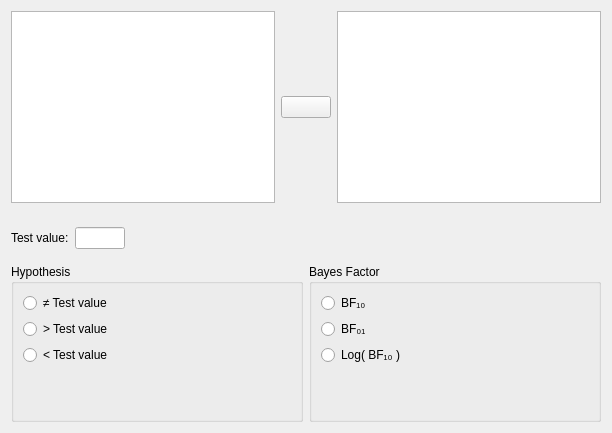
Qt form JASP-Desktop/analysisforms/binomialtestbayesianform.ui (jasp-stats/jasp-desktop) before a commit.
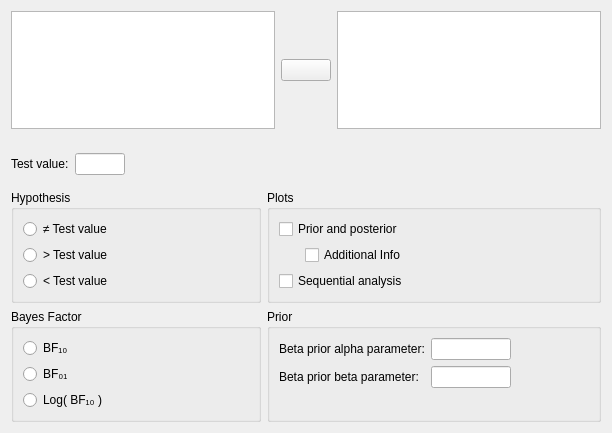
The same form after that commit. Custom widgets are drawn as their Qt base class.

Commit message: Improvements to Bayesian Binomial Test

Patch:
```diff
--- a/JASP-Desktop/analysisforms/binomialtestbayesianform.ui
+++ b/JASP-Desktop/analysisforms/binomialtestbayesianform.ui
@@ -14,6 +14,150 @@
    <string>Form</string>
   </property>
   <layout class="QGridLayout" name="gridLayout_2">
+   <item row="4" column="1">
+    <widget class="BoundGroupBox" name="Plots">
+     <property name="title">
+      <string>Plots</string>
+     </property>
+     <layout class="QGridLayout" name="gridLayout_4">
+      <item row="1" column="0">
+       <widget class="QWidget" name="widget" native="true">
+        <property name="minimumSize">
+         <size>
+          <width>0</width>
+          <height>10</height>
+         </size>
+        </property>
+        <property name="maximumSize">
+         <size>
+          <width>20</width>
+          <height>25</height>
+         </size>
+        </property>
+       </widget>
+      </item>
+      <item row="0" column="0" colspan="2">
+       <widget class="BoundCheckBox" name="plotPriorAndPosterior">
+        <property name="enabled">
+         <bool>true</bool>
+        </property>
+        <property name="text">
+         <string>Prior and posterior</string>
+        </property>
+       </widget>
+      </item>
+      <item row="1" column="1">
+       <widget class="BoundCheckBox" name="plotPriorAndPosteriorAdditionalInfo">
+        <property name="enabled">
+         <bool>true</bool>
+        </property>
+        <property name="text">
+         <string>Additional Info</string>
+        </property>
+       </widget>
+      </item>
+      <item row="2" column="0" colspan="2">
+       <widget class="BoundCheckBox" name="plotSequentialAnalysis">
+        <property name="enabled">
+         <bool>true</bool>
+        </property>
+        <property name="text">
+         <string>Sequential analysis</string>
+        </property>
+       </widget>
+      </item>
+      <item row="1" column="2">
+       <spacer name="horizontalSpacer_6">
+        <property name="orientation">
+         <enum>Qt::Horizontal</enum>
+        </property>
+        <property name="sizeHint" stdset="0">
+         <size>
+          <width>40</width>
+          <height>20</height>
+         </size>
+        </property>
+       </spacer>
+      </item>
+     </layout>
+    </widget>
+   </item>
+   <item row="4" column="0">
+    <widget class="BoundGroupBox" name="hypothesis">
+     <property name="sizePolicy">
+      <sizepolicy hsizetype="Preferred" vsizetype="Preferred">
+       <horstretch>0</horstretch>
+       <verstretch>0</verstretch>
+      </sizepolicy>
+     </property>
+     <property name="maximumSize">
+      <size>
+       <width>16777215</width>
+       <height>16777215</height>
+      </size>
+     </property>
+     <property name="title">
+      <string>Hypothesis</string>
+     </property>
+     <property name="flat">
+      <bool>false</bool>
+     </property>
+     <layout class="QGridLayout" name="gridLayout_5">
+      <item row="0" column="0">
+       <widget class="QRadioButton" name="_1notEqual">
+        <property name="sizePolicy">
+         <sizepolicy hsizetype="Fixed" vsizetype="Fixed">
+          <horstretch>0</horstretch>
+          <verstretch>0</verstretch>
+         </sizepolicy>
+        </property>
+        <property name="text">
+         <string>≠ Test value</string>
+        </property>
+       </widget>
+      </item>
+      <item row="2" column="0">
+       <widget class="QRadioButton" name="_3groupTwoGreater">
+        <property name="sizePolicy">
+         <sizepolicy hsizetype="Fixed" vsizetype="Fixed">
+          <horstretch>0</horstretch>
+          <verstretch>0</verstretch>
+         </sizepolicy>
+        </property>
+        <property name="text">
+         <string>&lt; Test value</string>
+        </property>
+       </widget>
+      </item>
+      <item row="1" column="0">
+       <widget class="QRadioButton" name="_2groupOneGreater">
+        <property name="sizePolicy">
+         <sizepolicy hsizetype="Fixed" vsizetype="Fixed">
+          <horstretch>0</horstretch>
+          <verstretch>0</verstretch>
+         </sizepolicy>
+        </property>
+        <property name="text">
+         <string>&gt; Test value</string>
+        </property>
+       </widget>
+      </item>
+      <item row="1" column="1">
+       <spacer name="horizontalSpacer_2">
+        <property name="orientation">
+         <enum>Qt::Horizontal</enum>
+        </property>
+        <property name="sizeHint" stdset="0">
+         <size>
+          <width>40</width>
+          <height>20</height>
+         </size>
+        </property>
+       </spacer>
+      </item>
+     </layout>
+    </widget>
+   </item>
    <item row="0" column="0" colspan="2">
     <widget class="QWidget" name="topWidget" native="true">
      <layout class="QGridLayout" name="gridLayout_3">
@@ -101,6 +245,19 @@
       <property name="leftMargin">
        <number>0</number>
       </property>
+      <item row="0" column="2">
+       <spacer name="horizontalSpacer">
+        <property name="orientation">
+         <enum>Qt::Horizontal</enum>
+        </property>
+        <property name="sizeHint" stdset="0">
+         <size>
+          <width>40</width>
+          <height>20</height>
+         </size>
+        </property>
+       </spacer>
+      </item>
       <item row="0" column="0">
        <widget class="QLabel" name="label_3">
         <property name="sizePolicy">
@@ -136,27 +293,17 @@
         </property>
        </widget>
       </item>
-      <item row="0" column="2">
-       <spacer name="horizontalSpacer_2">
-        <property name="orientation">
-         <enum>Qt::Horizontal</enum>
-        </property>
-        <property name="sizeType">
-         <enum>QSizePolicy::Expanding</enum>
-        </property>
-        <property name="sizeHint" stdset="0">
-         <size>
-          <width>5</width>
-          <height>20</height>
-         </size>
-        </property>
-       </spacer>
-      </item>
      </layout>
     </widget>
    </item>
-   <item row="2" column="1">
+   <item row="8" column="0">
     <widget class="BoundGroupBox" name="bayesFactorType">
+     <property name="maximumSize">
+      <size>
+       <width>16777215</width>
+       <height>16777215</height>
+      </size>
+     </property>
      <property name="title">
       <string>Bayes Factor</string>
      </property>
@@ -232,88 +379,61 @@
      </layout>
     </widget>
    </item>
-   <item row="2" column="0">
-    <widget class="BoundGroupBox" name="hypothesis">
-     <property name="sizePolicy">
-      <sizepolicy hsizetype="Preferred" vsizetype="Preferred">
-       <horstretch>0</horstretch>
-       <verstretch>0</verstretch>
-      </sizepolicy>
-     </property>
+   <item row="8" column="1">
+    <widget class="BoundGroupBox" name="groupBox">
      <property name="title">
-      <string>Hypothesis</string>
+      <string>Prior</string>
      </property>
-     <property name="flat">
-      <bool>false</bool>
-     </property>
-     <layout class="QGridLayout" name="gridLayout_5">
-      <item row="0" column="1" rowspan="3">
-       <spacer name="horizontalSpacer">
+     <layout class="QGridLayout" name="gridLayout_6">
+      <item row="0" column="0">
+       <widget class="QLabel" name="label">
+        <property name="text">
+         <string>Beta prior alpha parameter:</string>
+        </property>
+       </widget>
+      </item>
+      <item row="0" column="1">
+       <widget class="BoundTextBox" name="priorAlpha">
+        <property name="maximumSize">
+         <size>
+          <width>80</width>
+          <height>16777215</height>
+         </size>
+        </property>
+       </widget>
+      </item>
+      <item row="0" column="2" rowspan="2">
+       <spacer name="horizontalSpacer_5">
         <property name="orientation">
          <enum>Qt::Horizontal</enum>
         </property>
-        <property name="sizeType">
-         <enum>QSizePolicy::Expanding</enum>
-        </property>
         <property name="sizeHint" stdset="0">
          <size>
-          <width>5</width>
+          <width>78</width>
           <height>20</height>
          </size>
         </property>
        </spacer>
       </item>
       <item row="1" column="0">
-       <widget class="QRadioButton" name="_2groupOneGreater">
-        <property name="sizePolicy">
-         <sizepolicy hsizetype="Fixed" vsizetype="Fixed">
-          <horstretch>0</horstretch>
-          <verstretch>0</verstretch>
-         </sizepolicy>
-        </property>
+       <widget class="QLabel" name="label_2">
         <property name="text">
-         <string>&gt; Test value</string>
+         <string>Beta prior beta parameter:</string>
         </property>
        </widget>
       </item>
-      <item row="0" column="0">
-       <widget class="QRadioButton" name="_1notEqual">
-        <property name="sizePolicy">
-         <sizepolicy hsizetype="Fixed" vsizetype="Fixed">
-          <horstretch>0</horstretch>
-          <verstretch>0</verstretch>
-         </sizepolicy>
-        </property>
-        <property name="text">
-         <string>≠ Test value</string>
+      <item row="1" column="1">
+       <widget class="BoundTextBox" name="priorBeta">
+        <property name="maximumSize">
+         <size>
+          <width>80</width>
+          <height>16777215</height>
+         </size>
         </property>
        </widget>
       </item>
       <item row="2" column="0">
-       <widget class="QRadioButton" name="_3groupTwoGreater">
-        <property name="sizePolicy">
-         <sizepolicy hsizetype="Fixed" vsizetype="Fixed">
-          <horstretch>0</horstretch>
-          <verstretch>0</verstretch>
-         </sizepolicy>
-        </property>
-        <property name="text">
-         <string>&lt; Test value</string>
-        </property>
-       </widget>
-      </item>
-      <item row="3" column="0">
-       <spacer name="verticalSpacer">
-        <property name="orientation">
-         <enum>Qt::Vertical</enum>
-        </property>
-        <property name="sizeHint" stdset="0">
-         <size>
-          <width>20</width>
-          <height>5</height>
-         </size>
-        </property>
-       </spacer>
+       <widget class="QWidget" name="widget_2" native="true"/>
       </item>
      </layout>
     </widget>
@@ -347,6 +467,11 @@
    <header>widgets/boundgroupbox.h</header>
    <container>1</container>
   </customwidget>
+  <customwidget>
+   <class>BoundCheckBox</class>
+   <extends>QCheckBox</extends>
+   <header>widgets/boundcheckbox.h</header>
+  </customwidget>
  </customwidgets>
  <resources/>
  <connections/>
```
Left out of the diff: 26 changed lines with no effect on the pictures. The commit also changes 2 other files.
